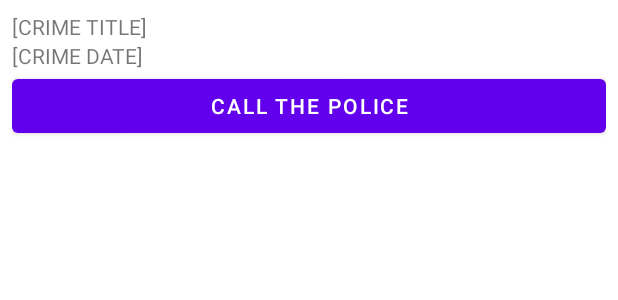
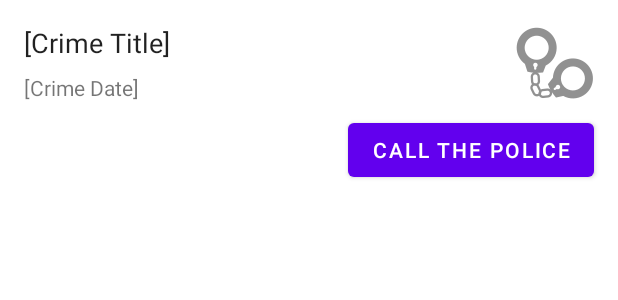
Before and after one commit to MaxKliuba/CriminalIntent-Java, an Android app: the layout list_item_serious_crime.xml on its own in the app's theme, with its tools: preview values and no code run, on a phone screen of 412 x 824 dp. Shown: the top 300 px of the screen. Run offline under Robolectric (Android 15) with nearby library versions, the phone set to English and light mode, and no system bars.

Commit message:
ConstraintLayout to list_item_crime added, date formatted

```diff
--- a/app/src/main/java/com/max_kliuba/criminalintent/CrimeFragment.java
+++ b/app/src/main/java/com/max_kliuba/criminalintent/CrimeFragment.java
@@ -58,7 +58,7 @@ public class CrimeFragment extends Fragment {
         });
 
         mDateButton = (Button) v.findViewById(R.id.crime_date);
-        mDateButton.setText(mCrime.getDate().toString());
+        mDateButton.setText(mCrime.getFormattedDate());
         mDateButton.setEnabled(false);
 
         mSolvedCheckBox = (CheckBox) v.findViewById(R.id.crime_solved);
--- a/app/src/main/java/com/max_kliuba/criminalintent/CrimeListFragment.java
+++ b/app/src/main/java/com/max_kliuba/criminalintent/CrimeListFragment.java
@@ -5,6 +5,7 @@ import android.view.LayoutInflater;
 import android.view.View;
 import android.view.ViewGroup;
 import android.widget.Button;
+import android.widget.ImageView;
 import android.widget.TextView;
 import android.widget.Toast;
 
@@ -47,6 +48,7 @@ public class CrimeListFragment extends Fragment {
     private class CrimeHolder extends RecyclerView.ViewHolder implements View.OnClickListener {
         private TextView mTitleTextView;
         private TextView mDateTextView;
+        private ImageView mSolvedImageView;
         private Button mCallPoliceButton;
         private Crime mCrime;
 
@@ -57,6 +59,7 @@ public class CrimeListFragment extends Fragment {
 
             mTitleTextView = (TextView) itemView.findViewById(R.id.crime_title);
             mDateTextView = (TextView) itemView.findViewById(R.id.crime_date);
+            mSolvedImageView = (ImageView) itemView.findViewById(R.id.crime_solved_img);
 
             if (viewType == Crime.SERIOUS_CRIME) {
                 mCallPoliceButton = (Button) itemView.findViewById(R.id.call_police_button);
@@ -72,7 +75,8 @@ public class CrimeListFragment extends Fragment {
         public void bind(Crime crime) {
             mCrime = crime;
             mTitleTextView.setText(mCrime.getTitle());
-            mDateTextView.setText(mCrime.getDate().toString());
+            mDateTextView.setText(mCrime.getFormattedDate());
+            mSolvedImageView.setVisibility(mCrime.isSolved() ? View.VISIBLE : View.GONE);
         }
 
         @Override
--- a/app/src/main/res/layout/fragment_crime.xml
+++ b/app/src/main/res/layout/fragment_crime.xml
@@ -1,6 +1,7 @@
 <?xml version="1.0" encoding="utf-8"?>
 <LinearLayout xmlns:android="http://schemas.android.com/apk/res/android"
     xmlns:app="http://schemas.android.com/apk/res-auto"
+    xmlns:tools="http://schemas.android.com/tools"
     android:layout_width="match_parent"
     android:layout_height="match_parent"
     android:layout_margin="16dp"
@@ -33,7 +34,8 @@
     <Button
         android:id="@+id/crime_date"
         android:layout_width="match_parent"
-        android:layout_height="wrap_content" />
+        android:layout_height="wrap_content"
+        tools:text="[DATE]" />
 
     <CheckBox
         android:id="@+id/crime_solved"
--- a/app/src/main/res/layout/list_item_serious_crime.xml
+++ b/app/src/main/res/layout/list_item_serious_crime.xml
@@ -1,28 +1,68 @@
 <?xml version="1.0" encoding="utf-8"?>
-<LinearLayout xmlns:android="http://schemas.android.com/apk/res/android"
+<androidx.constraintlayout.widget.ConstraintLayout xmlns:android="http://schemas.android.com/apk/res/android"
+    xmlns:app="http://schemas.android.com/apk/res-auto"
     xmlns:tools="http://schemas.android.com/tools"
     android:layout_width="match_parent"
-    android:layout_height="wrap_content"
-    android:orientation="vertical"
-    android:padding="8dp">
+    android:layout_height="wrap_content">
 
-    <TextView
-        android:id="@+id/crime_title"
+    <androidx.constraintlayout.widget.ConstraintLayout
+        android:id="@+id/constraint_layout"
         android:layout_width="match_parent"
-        android:layout_height="wrap_content"
-        tools:text="[CRIME TITLE]" />
+        android:layout_height="match_parent">
 
-    <TextView
-        android:id="@+id/crime_date"
-        android:layout_width="match_parent"
-        android:layout_height="wrap_content"
-        tools:text="[CRIME DATE]" />
+        <TextView
+            android:id="@+id/crime_title"
+            android:layout_width="0dp"
+            android:layout_height="wrap_content"
+            android:layout_marginStart="16dp"
+            android:layout_marginTop="16dp"
+            android:layout_marginEnd="8dp"
+            android:textAppearance="@style/TextAppearance.AppCompat.Body1"
+            android:textSize="18sp"
+            app:layout_constraintEnd_toEndOf="parent"
+            app:layout_constraintEnd_toStartOf="@+id/crime_solved_img"
+            app:layout_constraintStart_toStartOf="parent"
+            app:layout_constraintTop_toTopOf="parent"
+            tools:text="[Crime Title]" />
+
+        <TextView
+            android:id="@+id/crime_date"
+            android:layout_width="0dp"
+            android:layout_height="wrap_content"
+            android:layout_marginStart="16dp"
+            android:layout_marginTop="8dp"
+            android:layout_marginEnd="8dp"
+            android:layout_marginBottom="8dp"
+            app:layout_constraintBottom_toBottomOf="parent"
+            app:layout_constraintEnd_toStartOf="@+id/crime_solved_img"
+            app:layout_constraintStart_toStartOf="parent"
+            app:layout_constraintTop_toBottomOf="@id/crime_title"
+            tools:text="[Crime Date]" />
+
+        <ImageView
+            android:id="@+id/crime_solved_img"
+            android:layout_width="0dp"
+            android:layout_height="0dp"
+            android:layout_marginTop="16dp"
+            android:layout_marginEnd="16dp"
+            android:layout_marginBottom="8dp"
+            app:layout_constraintBottom_toBottomOf="parent"
+            app:layout_constraintDimensionRatio="H,1:1"
+            app:layout_constraintEnd_toEndOf="parent"
+            app:layout_constraintTop_toTopOf="parent"
+            app:srcCompat="@drawable/ic_solved" />
+
+    </androidx.constraintlayout.widget.ConstraintLayout>
 
     <Button
         android:id="@+id/call_police_button"
-        android:layout_width="match_parent"
+        android:layout_width="wrap_content"
         android:layout_height="wrap_content"
-        android:text="@string/call_police_button_text" />
+        android:layout_marginEnd="16dp"
+        android:layout_marginBottom="16dp"
+        android:text="@string/call_police_button_text"
+        app:layout_constraintBottom_toBottomOf="parent"
+        app:layout_constraintEnd_toEndOf="parent"
+        app:layout_constraintTop_toBottomOf="@+id/constraint_layout" />
 
-
-</LinearLayout>
+</androidx.constraintlayout.widget.ConstraintLayout>
```
Also changed, not shown: app/src/main/java/com/max_kliuba/criminalintent/Crime.java (+8 -0 lines), app/src/main/res/layout/list_item_crime.xml (+39 -9 lines), app/src/main/res/drawable-v24/ic_solved.png (added).
